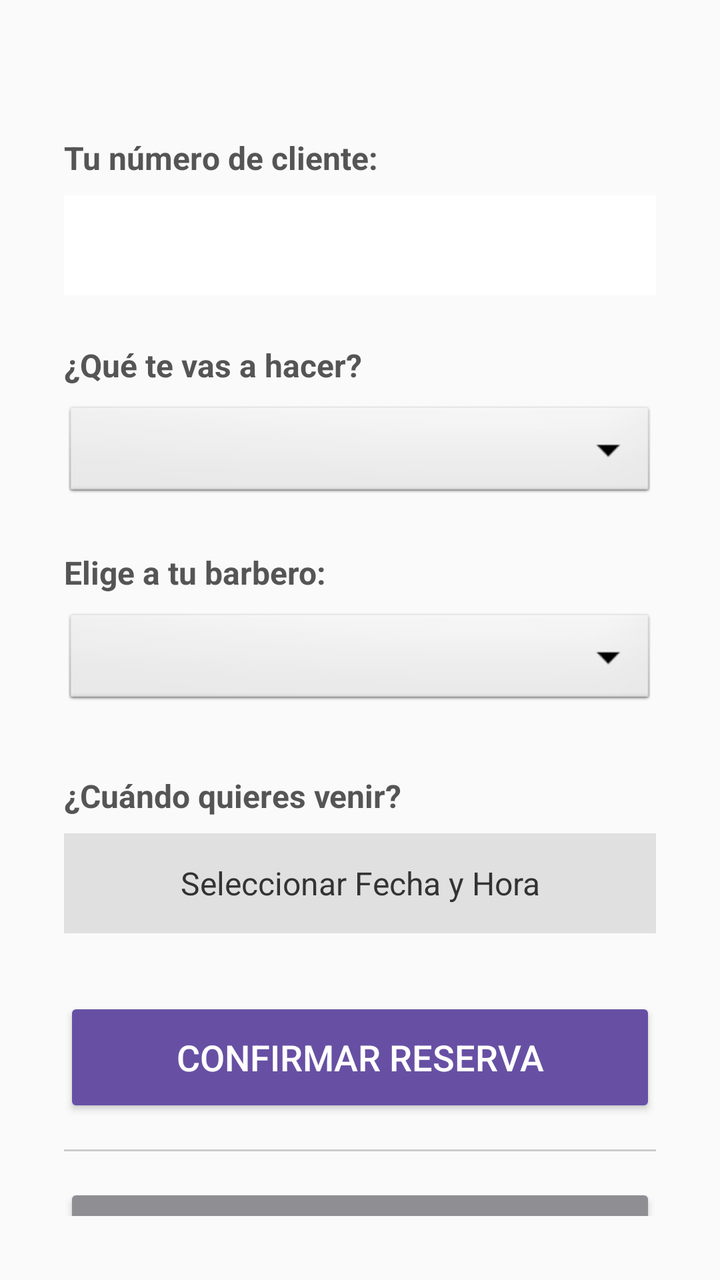
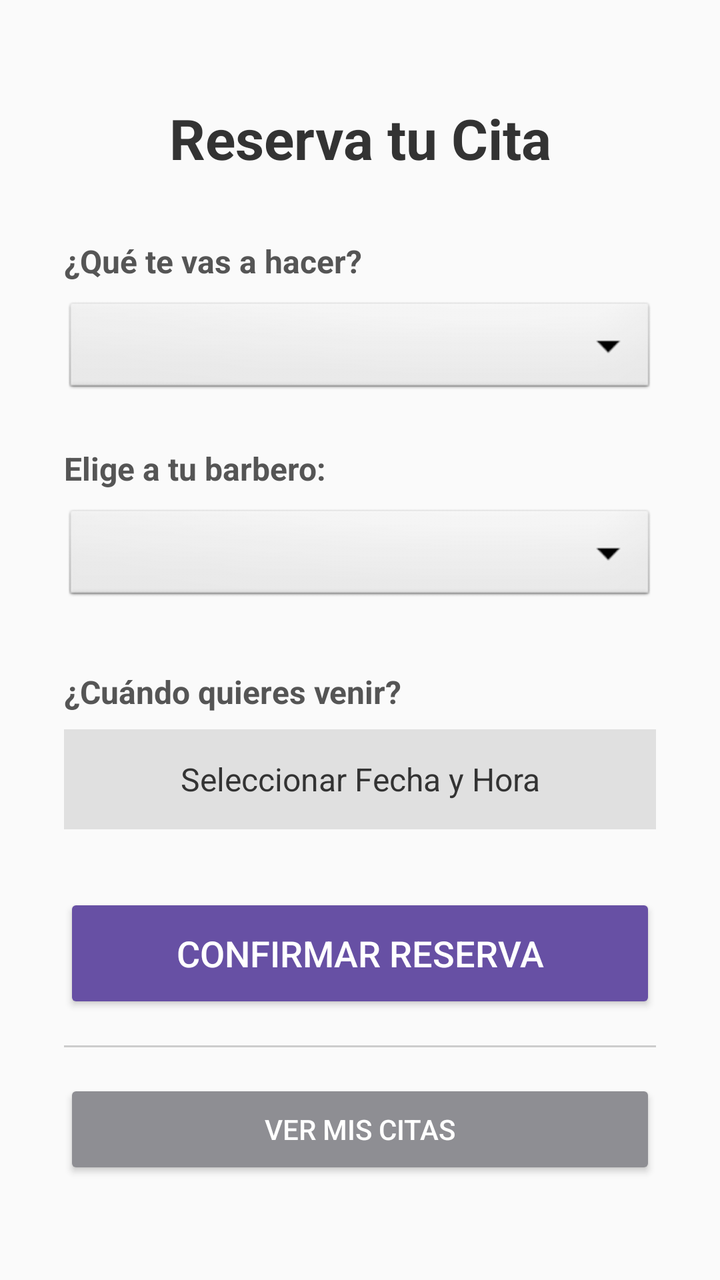

Screens rendered from an Android XML layout before and after an edit, with the pre-edit source and the edit as a unified diff.
<!-- AndroidManifest.xml: application theme Theme.BarberFlow -->
<!-- res/layout/activity_main.xml -->
<?xml version="1.0" encoding="utf-8"?>
<LinearLayout
    xmlns:android="http://schemas.android.com/apk/res/android"
    android:id="@+id/main"
    android:layout_width="match_parent"
    android:layout_height="match_parent"
    android:orientation="vertical"
    android:padding="32dp"
    android:gravity="center_vertical"
    android:background="#FAFAFA">

    
    <TextView
        android:id="@+id/tv_titulo"
        android:layout_width="match_parent"
        android:layout_height="wrap_content"
        android:text="Reserva tu Cita"
        android:textSize="28sp"
        android:textStyle="bold"
        android:textColor="#333333"
        android:gravity="center"
        android:layout_marginBottom="32dp"/>

    
    <TextView
        android:layout_width="match_parent"
        android:layout_height="wrap_content"
        android:text="Tu número de cliente:"
        android:textSize="16sp"
        android:textStyle="bold"
        android:textColor="#555555"
        android:layout_marginBottom="8dp"/>

    <EditText
        android:id="@+id/et_cliente"
        android:layout_width="match_parent"
        android:layout_height="50dp"
        android:background="#FFFFFF"
        android:inputType="number"
        android:padding="12dp"
        android:layout_marginBottom="24dp"/>

    
    <TextView
        android:layout_width="match_parent"
        android:layout_height="wrap_content"
        android:text="¿Qué te vas a hacer?"
        android:textSize="16sp"
        android:textStyle="bold"
        android:textColor="#555555"
        android:layout_marginBottom="8dp"/>

    <Spinner
        android:id="@+id/spinner_servicio"
        android:layout_width="match_parent"
        android:layout_height="50dp"
        android:background="@android:drawable/btn_dropdown"
        android:layout_marginBottom="24dp"/>

    
    <TextView
        android:layout_width="match_parent"
        android:layout_height="wrap_content"
        android:text="Elige a tu barbero:"
        android:textSize="16sp"
        android:textStyle="bold"
        android:textColor="#555555"
        android:layout_marginBottom="8dp"/>

    <Spinner
        android:id="@+id/spinner_barbero"
        android:layout_width="match_parent"
        android:layout_height="50dp"
        android:background="@android:drawable/btn_dropdown"
        android:layout_marginBottom="32dp"/>

    
    <TextView
        android:layout_width="match_parent"
        android:layout_height="wrap_content"
        android:text="¿Cuándo quieres venir?"
        android:textSize="16sp"
        android:textStyle="bold"
        android:textColor="#555555"
        android:layout_marginBottom="8dp"/>

    <TextView
        android:id="@+id/tv_FechaYHora"
        android:layout_width="match_parent"
        android:layout_height="50dp"
        android:text="Seleccionar Fecha y Hora"
        android:textSize="16sp"
        android:gravity="center"
        android:background="#E0E0E0"
        android:textColor="#333333"
        android:layout_marginBottom="32dp"/>

    
    <Button
        android:id="@+id/btn_reservar"
        android:layout_width="match_parent"
        android:layout_height="60dp"
        android:text="Confirmar Reserva"
        android:textSize="18sp"
        android:backgroundTint="#6750A4"
        android:textColor="#FFFFFF"
        android:layout_marginBottom="16dp"/>

    
    <View
        android:layout_width="match_parent"
        android:layout_height="1dp"
        android:background="#CCCCCC"
        android:layout_marginBottom="16dp"/>

    <Button
        android:id="@+id/btn_ver_historial"
        android:layout_width="match_parent"
        android:layout_height="50dp"
        android:text="Ver mis citas"
        android:backgroundTint="#8E8E93"
        android:textColor="#FFFFFF" />

</LinearLayout>
<!-- resources referenced by this layout -->
<resources>
  <style name="Theme.BarberFlow" parent="Base.Theme.BarberFlow" />
  <style name="Base.Theme.BarberFlow" parent="Theme.Material3.DayNight.NoActionBar">
          
          
      </style>
</resources>

<!-- the commit's change to res/layout/activity_main.xml (unified diff, before → after) -->
@@ -20,25 +20,6 @@
         android:textColor="#333333"
         android:gravity="center"
         android:layout_marginBottom="32dp"/>
-
-    
-    <TextView
-        android:layout_width="match_parent"
-        android:layout_height="wrap_content"
-        android:text="Tu número de cliente:"
-        android:textSize="16sp"
-        android:textStyle="bold"
-        android:textColor="#555555"
-        android:layout_marginBottom="8dp"/>
-
-    <EditText
-        android:id="@+id/et_cliente"
-        android:layout_width="match_parent"
-        android:layout_height="50dp"
-        android:background="#FFFFFF"
-        android:inputType="number"
-        android:padding="12dp"
-        android:layout_marginBottom="24dp"/>
 
     
     <TextView
